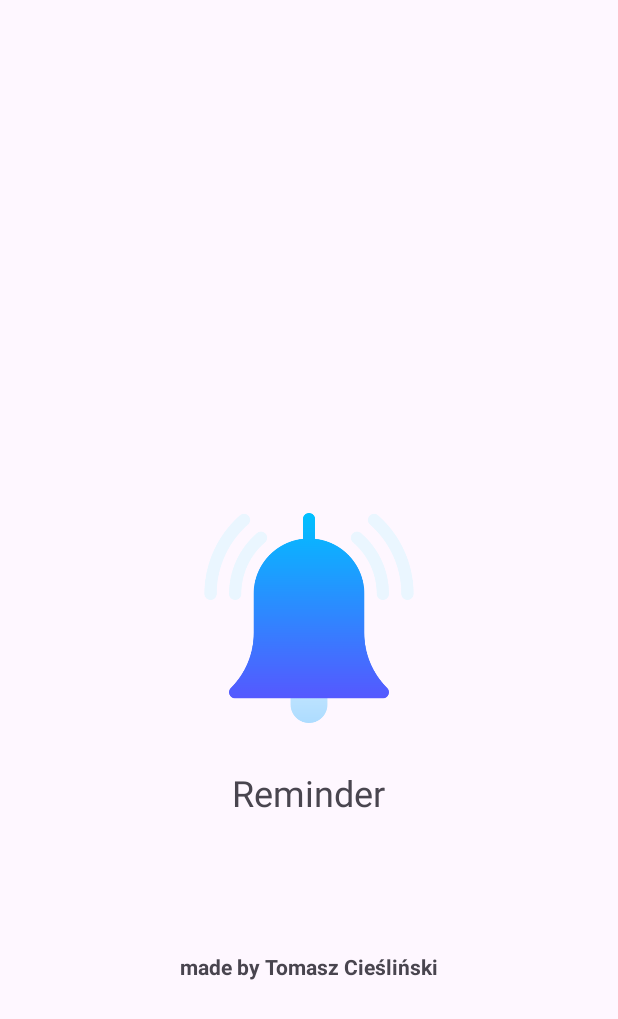
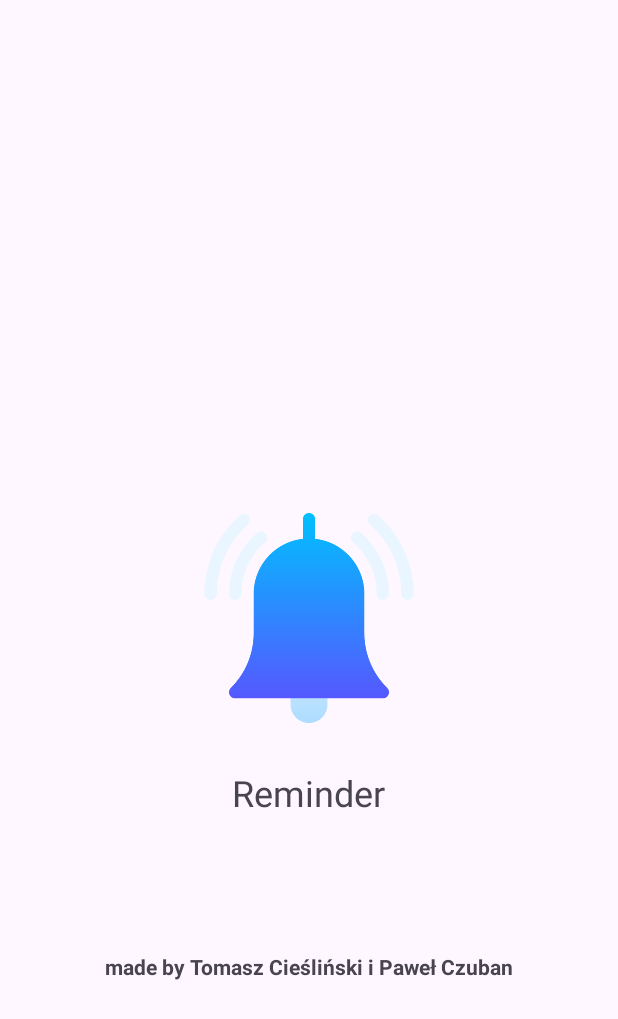
Before and after one commit to Tomasin0/PAM-CS-WSEI, an Android app: the SplashScreenActivity screen opened directly, with no data from a screen before it, on a phone screen of 412 x 824 dp. Shown: the top 1019 px of the screen. Run offline under Robolectric (Android 15) with nearby library versions, the phone set to English and light mode, and no system bars.

Commit message:
Projekt-PAM, changes

```diff
--- a/app/src/main/java/com/example/aplikacja2_pam/MainActivity.java
+++ b/app/src/main/java/com/example/aplikacja2_pam/MainActivity.java
@@ -2,6 +2,7 @@ package com.example.aplikacja2_pam;
 
 import static com.example.aplikacja2_pam.R.*;
 
+import androidx.annotation.NonNull;
 import androidx.appcompat.app.AppCompatActivity;
 
 import android.content.Intent;
@@ -9,6 +10,7 @@ import android.os.Bundle;
 import android.view.Menu;
 import android.view.MenuInflater;
 import android.view.MenuItem;
+import android.widget.Toolbar;
 
 
 public class MainActivity extends AppCompatActivity {
@@ -18,6 +20,8 @@ public class MainActivity extends AppCompatActivity {
         super.onCreate(savedInstanceState);
         setContentView(layout.activity_main);
 
+//        Toolbar toolbar = findViewById(id.toolbar);
+//        setSupportActionBar(toolbar);
     }
 
 
@@ -34,7 +38,7 @@ public class MainActivity extends AppCompatActivity {
     }
 
     @Override
-    public boolean onOptionsItemSelected(MenuItem item) {
+    public boolean onOptionsItemSelected(@NonNull MenuItem item) {
         int id = item.getItemId();
 
         if (id == R.id.menu_about) {
--- a/app/src/main/res/layout/activity_splash_screen.xml
+++ b/app/src/main/res/layout/activity_splash_screen.xml
@@ -31,7 +31,7 @@
         android:layout_centerHorizontal="true"
         android:paddingTop="90dp"
         android:textStyle="bold"
-        android:text="made by Tomasz Cieśliński" />
+        android:text="made by Tomasz Cieśliński i Paweł Czuban" />
 
 
 
```
Also changed, not shown: app/src/main/res/layout/activity_main.xml (+13 -0 lines).
